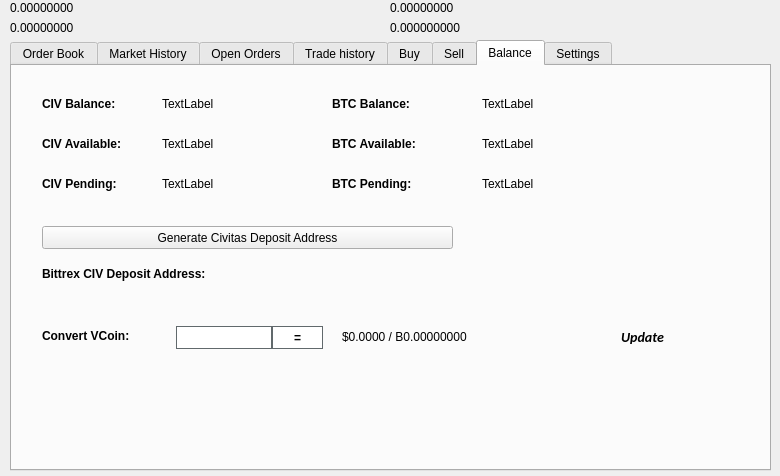
Old version of the form src/qt/forms/tradingdialog.ui in the repository enox-c/enox-c.
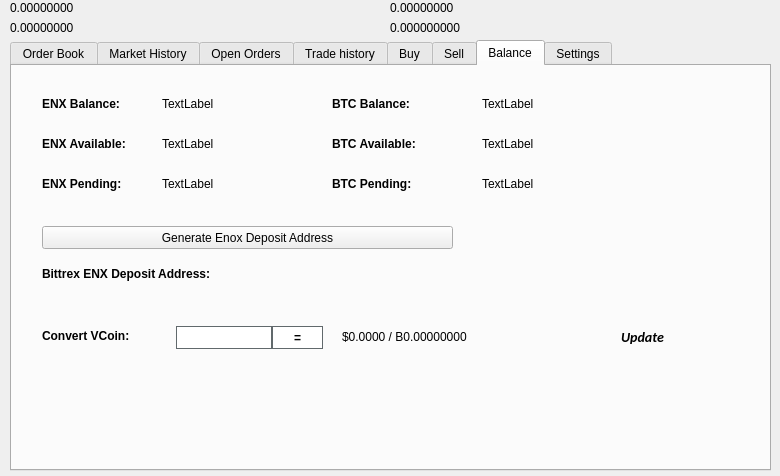
New version of the form. The open tabs and pages were chosen to show the change. Icons and pictures are not drawn.

```diff
--- a/src/qt/forms/tradingdialog.ui
+++ b/src/qt/forms/tradingdialog.ui
@@ -2762,7 +2762,7 @@
       </font>
      </property>
      <property name="text">
-      <string>CIV Balance:</string>
+      <string>ENX Balance:</string>
      </property>
     </widget>
     <widget class="QLabel" name="label_12">
@@ -2813,7 +2813,7 @@
       </font>
      </property>
      <property name="text">
-      <string>CIV Available:</string>
+      <string>ENX Available:</string>
      </property>
     </widget>
     <widget class="QLabel" name="label_14">
@@ -2832,7 +2832,7 @@
       </font>
      </property>
      <property name="text">
-      <string>CIV Pending:</string>
+      <string>ENX Pending:</string>
      </property>
     </widget>
     <widget class="QLabel" name="CIVPendingLabel">
@@ -2928,7 +2928,7 @@
       </font>
      </property>
      <property name="text">
-      <string>Bittrex CIV Deposit Address:</string>
+      <string>Bittrex ENX Deposit Address:</string>
      </property>
     </widget>
     <widget class="QPushButton" name="GenDepositBTN">
@@ -2941,7 +2941,7 @@
       </rect>
      </property>
      <property name="text">
-      <string>Generate Civitas Deposit Address</string>
+      <string>Generate Enox Deposit Address</string>
      </property>
      <property name="icon">
       <iconset resource="../civitas.qrc">
```
Left out of the diff: 46 changed lines with no effect on the pictures.
